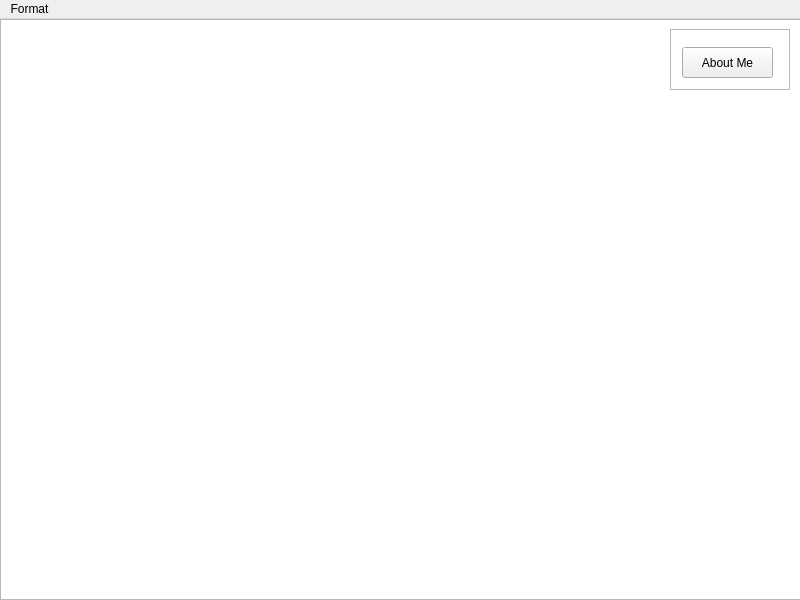
First picture: the form in mainwindow.ui, repository remitaaustin/Text-Editing-App-with-Qt, before the edit.
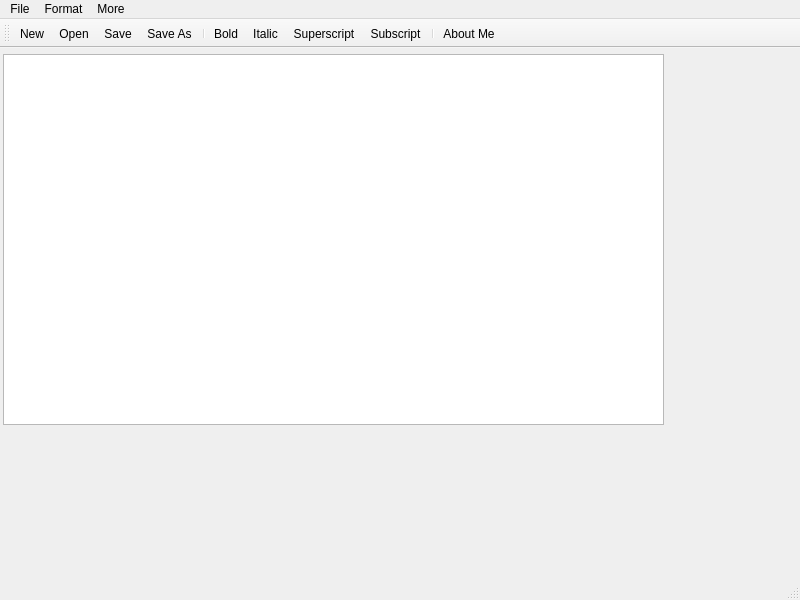
Second picture: the form after the edit. Icons and pictures are not drawn.

```diff
--- a/mainwindow.ui
+++ b/mainwindow.ui
@@ -17,45 +17,13 @@
    <widget class="QTextEdit" name="textEdit">
     <property name="geometry">
      <rect>
-      <x>0</x>
-      <y>0</y>
-      <width>801</width>
-      <height>581</height>
+      <x>3</x>
+      <y>6</y>
+      <width>661</width>
+      <height>371</height>
      </rect>
     </property>
    </widget>
-   <widget class="QFrame" name="frame">
-    <property name="geometry">
-     <rect>
-      <x>670</x>
-      <y>10</y>
-      <width>120</width>
-      <height>61</height>
-     </rect>
-    </property>
-    <property name="frameShape">
-     <enum>QFrame::StyledPanel</enum>
-    </property>
-    <property name="frameShadow">
-     <enum>QFrame::Raised</enum>
-    </property>
-    <widget class="QPushButton" name="pushButton">
-     <property name="geometry">
-      <rect>
-       <x>12</x>
-       <y>18</y>
-       <width>91</width>
-       <height>31</height>
-      </rect>
-     </property>
-     <property name="styleSheet">
-      <string notr="true">font: 12pt &quot;Times New Roman&quot;;</string>
-     </property>
-     <property name="text">
-      <string>About Me</string>
-     </property>
-    </widget>
-   </widget>
   </widget>
   <widget class="QMenuBar" name="menubar">
    <property name="geometry">
@@ -66,7 +34,16 @@
      <height>26</height>
     </rect>
    </property>
-   <widget class="QMenu" name="menuText">
+   <widget class="QMenu" name="menuFile">
+    <property name="title">
+     <string>File</string>
+    </property>
+    <addaction name="actionNew"/>
+    <addaction name="actionOpen"/>
+    <addaction name="actionSave"/>
+    <addaction name="actionSave_As"/>
+   </widget>
+   <widget class="QMenu" name="menuFormat">
     <property name="title">
      <string>Format</string>
     </property>
@@ -74,8 +51,87 @@
     <addaction name="actionSuperscript"/>
     <addaction name="actionSubscript"/>
    </widget>
-   <addaction name="menuText"/>
+   <widget class="QMenu" name="menuMore">
+    <property name="title">
+     <string>More</string>
+    </property>
+    <addaction name="actionAbout_Me"/>
+   </widget>
+   <addaction name="menuFile"/>
+   <addaction name="menuFormat"/>
+   <addaction name="menuMore"/>
   </widget>
+  <widget class="QStatusBar" name="statusbar"/>
+  <widget class="QToolBar" name="toolBar">
+   <property name="windowTitle">
+    <string>toolBar</string>
+   </property>
+   <attribute name="toolBarArea">
+    <enum>TopToolBarArea</enum>
+   </attribute>
+   <attribute name="toolBarBreak">
+    <bool>false</bool>
+   </attribute>
+   <addaction name="actionNew"/>
+   <addaction name="actionOpen"/>
+   <addaction name="actionSave"/>
+   <addaction name="actionSave_As"/>
+   <addaction name="separator"/>
+   <addaction name="actionBold"/>
+   <addaction name="actionItalic"/>
+   <addaction name="actionSuperscript"/>
+   <addaction name="actionSubscript"/>
+   <addaction name="separator"/>
+   <addaction name="actionAbout_Me"/>
+  </widget>
+  <action name="actionNew">
+   <property name="icon">
+    <iconset resource="resource.qrc">
+     <normaloff>:/images/new.png</normaloff>:/images/new.png</iconset>
+   </property>
+   <property name="text">
+    <string>New</string>
+   </property>
+   <property name="shortcut">
+    <string>Ctrl+N</string>
+   </property>
+  </action>
+  <action name="actionOpen">
+   <property name="icon">
+    <iconset resource="resource.qrc">
+     <normaloff>:/images/open.png</normaloff>:/images/open.png</iconset>
+   </property>
+   <property name="text">
+    <string>Open</string>
+   </property>
+   <property name="shortcut">
+    <string>Ctrl+O</string>
+   </property>
+  </action>
+  <action name="actionSave">
+   <property name="icon">
+    <iconset resource="resource.qrc">
+     <normaloff>:/images/save.png</normaloff>:/images/save.png</iconset>
+   </property>
+   <property name="text">
+    <string>Save</string>
+   </property>
+   <property name="shortcut">
+    <string>Ctrl+S</string>
+   </property>
+  </action>
+  <action name="actionSave_As">
+   <property name="icon">
+    <iconset resource="resource.qrc">
+     <normaloff>:/images/saveas.png</normaloff>:/images/saveas.png</iconset>
+   </property>
+   <property name="text">
+    <string>Save As</string>
+   </property>
+   <property name="shortcut">
+    <string>Ctrl+Shift+S</string>
+   </property>
+  </action>
   <action name="actionBold">
    <property name="checkable">
     <bool>true</bool>
@@ -91,6 +147,21 @@
     <string>Ctrl+B</string>
    </property>
   </action>
+  <action name="actionItalic">
+   <property name="checkable">
+    <bool>true</bool>
+   </property>
+   <property name="icon">
+    <iconset resource="resource.qrc">
+     <normaloff>:/images/italic.png</normaloff>:/images/italic.png</iconset>
+   </property>
+   <property name="text">
+    <string>Italic</string>
+   </property>
+   <property name="shortcut">
+    <string>Ctrl+I</string>
+   </property>
+  </action>
   <action name="actionSuperscript">
    <property name="checkable">
     <bool>true</bool>
@@ -121,6 +192,18 @@
     <string>Ctrl+Shift+-</string>
    </property>
   </action>
+  <action name="actionAbout_Me">
+   <property name="icon">
+    <iconset resource="resource.qrc">
+     <normaloff>:/images/aboutme.jpg</normaloff>:/images/aboutme.jpg</iconset>
+   </property>
+   <property name="text">
+    <string>About Me</string>
+   </property>
+   <property name="shortcut">
+    <string>Ctrl+A</string>
+   </property>
+  </action>
  </widget>
  <resources>
   <include location="resource.qrc"/>
```
Left out of the diff: 7 changed lines with no effect on the pictures.
